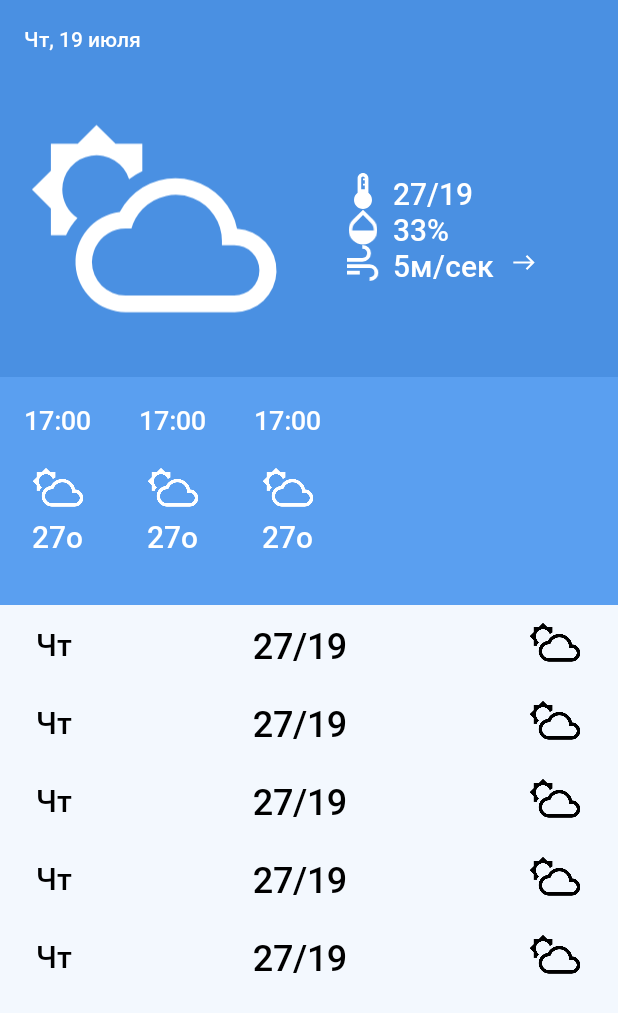
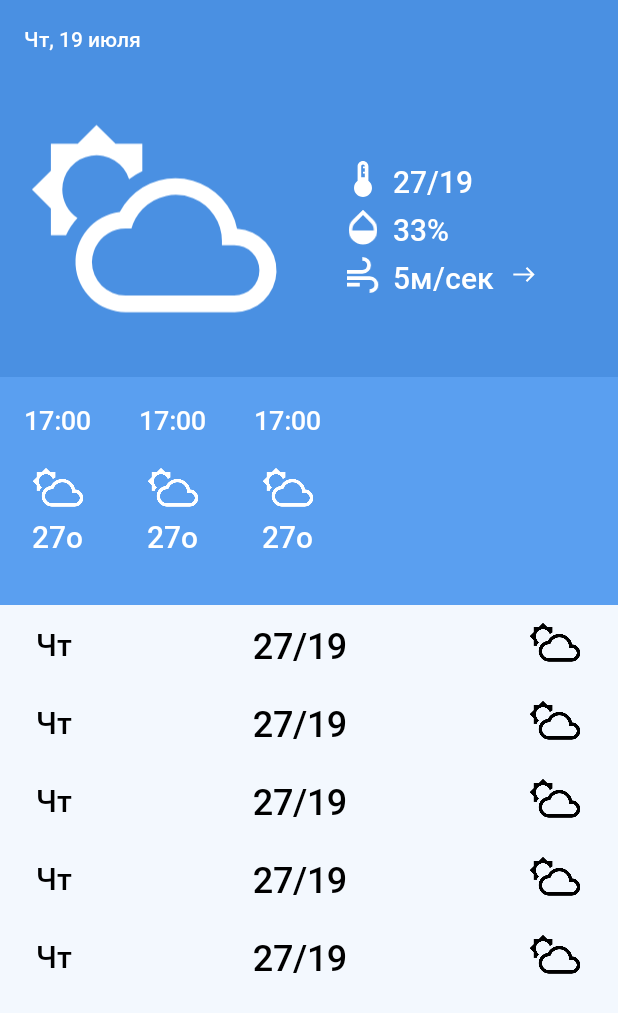
Before and after one commit to d-kolesnikova/weather, an Android app: the layout fragment_weather.xml on its own in the app's theme, with its tools: preview values and no code run, on a phone screen of 412 x 824 dp. Shown: the top 1013 px of the screen. Run offline under Robolectric (Android 15) with nearby library versions, the phone set to English and light mode, and no system bars.

Commit message:
add padding

```diff
--- a/app/src/main/res/layout/fragment_weather.xml
+++ b/app/src/main/res/layout/fragment_weather.xml
@@ -44,6 +44,7 @@
                 android:layout_height="wrap_content"
                 android:gravity="center_vertical"
                 android:orientation="horizontal"
+                android:paddingVertical="4dp"
                 tools:ignore="UseCompoundDrawables">
 
                 <ImageView
@@ -69,6 +70,7 @@
                 android:layout_height="wrap_content"
                 android:gravity="center_vertical"
                 android:orientation="horizontal"
+                android:paddingVertical="4dp"
                 tools:ignore="UseCompoundDrawables">
 
                 <ImageView
@@ -93,7 +95,8 @@
                 android:layout_width="match_parent"
                 android:layout_height="wrap_content"
                 android:gravity="center_vertical"
-                android:orientation="horizontal">
+                android:orientation="horizontal"
+                android:paddingVertical="4dp">
 
                 <ImageView
                     android:id="@+id/ivWind"
@@ -117,6 +120,7 @@
                     android:layout_width="24dp"
                     android:layout_height="24dp"
                     android:layout_marginStart="8dp"
+                    android:layout_gravity="center"
                     tools:src="@drawable/ic_icon_wind_e" />
             </LinearLayout>
         </LinearLayout>
```
